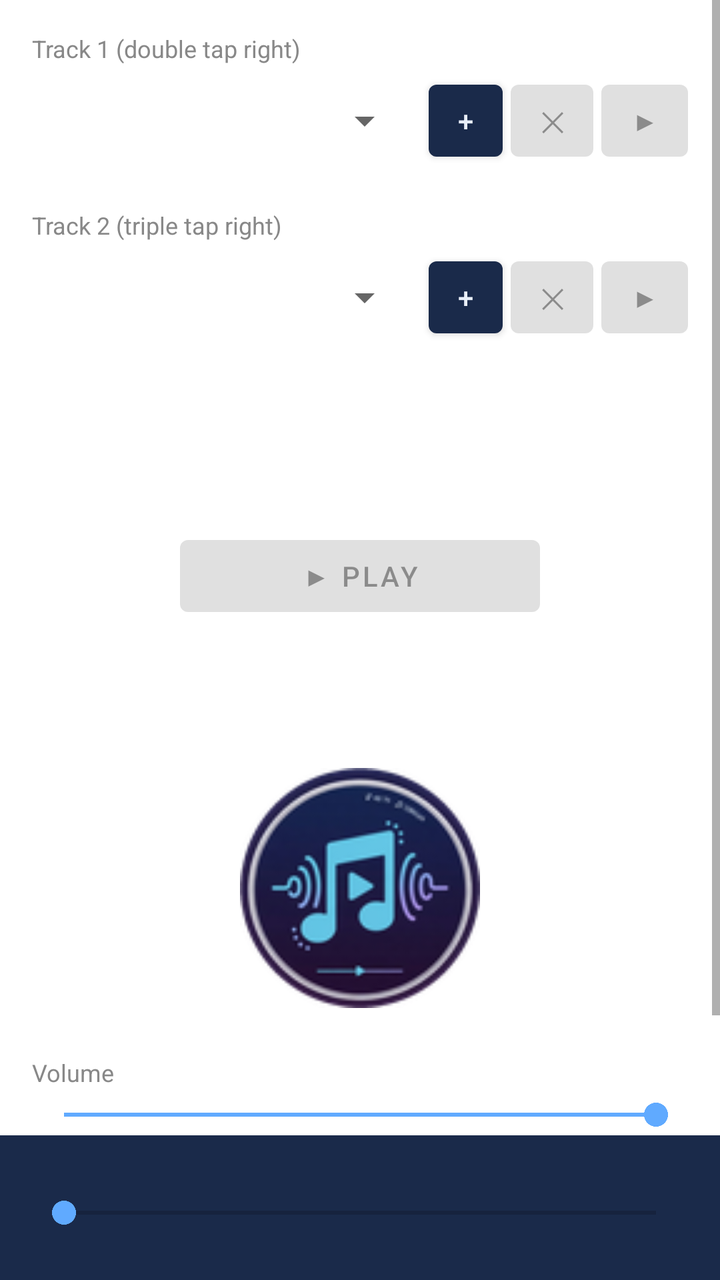
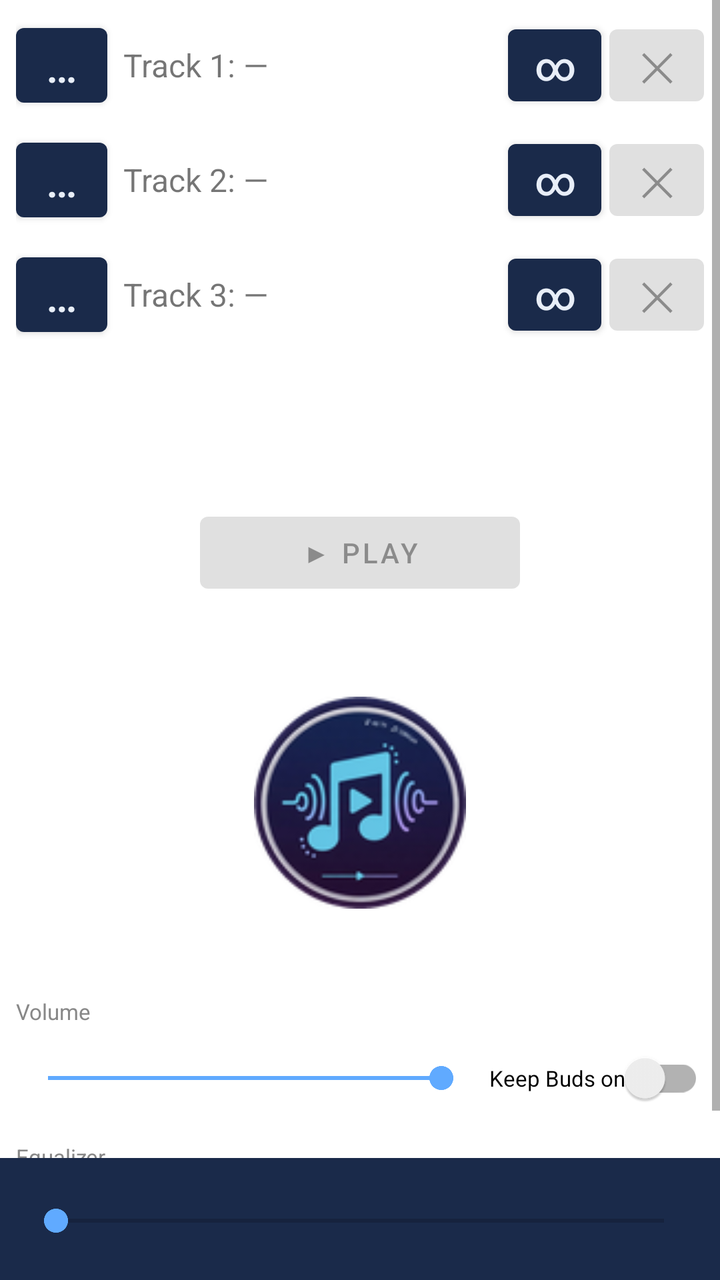

Compare the two renders of this Android layout. The source of the first and the diff that turns it into the second are given below.
<!-- AndroidManifest.xml: application theme Theme.AvrcpPlayer -->
<!-- res/layout/activity_main.xml -->
<?xml version="1.0" encoding="utf-8"?>
<RelativeLayout xmlns:android="http://schemas.android.com/apk/res/android"
    android:layout_width="match_parent"
    android:layout_height="match_parent">

    <ScrollView
        android:layout_width="match_parent"
        android:layout_height="match_parent"
        android:layout_above="@id/statusBar"
        android:fillViewport="true">

        <LinearLayout
            android:layout_width="match_parent"
            android:layout_height="wrap_content"
            android:orientation="vertical"
            android:padding="16dp">

            
            <TextView
                android:layout_width="match_parent"
                android:layout_height="wrap_content"
                android:text="@string/track1_hint"
                android:textSize="12sp"
                android:textColor="#888888"
                android:layout_marginBottom="4dp" />

            <LinearLayout
                android:layout_width="match_parent"
                android:layout_height="wrap_content"
                android:orientation="horizontal"
                android:gravity="center_vertical"
                android:layout_marginBottom="20dp">

                
                <Spinner
                    android:id="@+id/spinnerSlot0"
                    android:layout_width="0dp"
                    android:layout_height="wrap_content"
                    android:layout_weight="1"
                    android:layout_marginEnd="8dp" />

                
                <Button
                    android:id="@+id/btnAddTrack0"
                    android:layout_width="wrap_content"
                    android:layout_height="wrap_content"
                    android:text="+"
                    android:minWidth="0dp"
                    android:paddingHorizontal="14dp"
                    android:layout_marginEnd="4dp" />

                
                <Button
                    android:id="@+id/btnRemoveTrack0"
                    android:layout_width="wrap_content"
                    android:layout_height="wrap_content"
                    android:text="@string/btn_remove"
                    android:minWidth="0dp"
                    android:paddingHorizontal="14dp"
                    android:enabled="false"
                    android:layout_marginEnd="4dp" />

                
                <Button
                    android:id="@+id/btnPlay0"
                    android:layout_width="wrap_content"
                    android:layout_height="wrap_content"
                    android:text="@string/btn_play_short"
                    android:enabled="false"
                    android:minWidth="0dp"
                    android:paddingHorizontal="14dp" />
            </LinearLayout>

            
            <TextView
                android:layout_width="match_parent"
                android:layout_height="wrap_content"
                android:text="@string/track2_hint"
                android:textSize="12sp"
                android:textColor="#888888"
                android:layout_marginBottom="4dp" />

            <LinearLayout
                android:layout_width="match_parent"
                android:layout_height="wrap_content"
                android:orientation="horizontal"
                android:gravity="center_vertical"
                android:layout_marginBottom="32dp">

                <Spinner
                    android:id="@+id/spinnerSlot1"
                    android:layout_width="0dp"
                    android:layout_height="wrap_content"
                    android:layout_weight="1"
                    android:layout_marginEnd="8dp" />

                <Button
                    android:id="@+id/btnAddTrack1"
                    android:layout_width="wrap_content"
                    android:layout_height="wrap_content"
                    android:text="+"
                    android:minWidth="0dp"
                    android:paddingHorizontal="14dp"
                    android:layout_marginEnd="4dp" />

                <Button
                    android:id="@+id/btnRemoveTrack1"
                    android:layout_width="wrap_content"
                    android:layout_height="wrap_content"
                    android:text="@string/btn_remove"
                    android:minWidth="0dp"
                    android:paddingHorizontal="14dp"
                    android:enabled="false"
                    android:layout_marginEnd="4dp" />

                <Button
                    android:id="@+id/btnPlay1"
                    android:layout_width="wrap_content"
                    android:layout_height="wrap_content"
                    android:text="@string/btn_play_short"
                    android:enabled="false"
                    android:minWidth="0dp"
                    android:paddingHorizontal="14dp" />
            </LinearLayout>

            
            <TextView
                android:id="@+id/tvSlot"
                android:layout_width="match_parent"
                android:layout_height="wrap_content"
                android:text=""
                android:textSize="12sp"
                android:textColor="#888888"
                android:gravity="center" />

            <TextView
                android:id="@+id/tvNowPlaying"
                android:layout_width="match_parent"
                android:layout_height="wrap_content"
                android:text="@string/now_playing_none"
                android:textSize="20sp"
                android:gravity="center"
                android:layout_marginBottom="16dp" />

            <Button
                android:id="@+id/btnPlayPause"
                android:layout_width="180dp"
                android:layout_height="wrap_content"
                android:text="@string/btn_play"
                android:enabled="false"
                android:layout_gravity="center_horizontal"
                android:layout_marginBottom="32dp" />

            <ImageView
                android:id="@+id/imgLogo"
                android:layout_width="120dp"
                android:layout_height="120dp"
                android:src="@mipmap/ic_launcher"
                android:contentDescription="@string/app_name"
                android:layout_gravity="center_horizontal"
                android:layout_marginTop="40dp" />

            
            <TextView
                android:layout_width="match_parent"
                android:layout_height="wrap_content"
                android:text="@string/volume_label"
                android:textSize="12sp"
                android:textColor="#888888"
                android:layout_marginTop="24dp"
                android:layout_marginBottom="4dp" />

            <SeekBar
                android:id="@+id/volumeSlider"
                android:layout_width="match_parent"
                android:layout_height="wrap_content"
                android:max="100"
                android:progress="100"
                android:progressTint="#60aaff"
                android:thumbTint="#60aaff"
                android:layout_marginBottom="16dp" />

            
            <TextView
                android:layout_width="match_parent"
                android:layout_height="wrap_content"
                android:text="@string/settings_eq_label"
                android:textSize="12sp"
                android:textColor="#888888"
                android:layout_marginBottom="4dp" />

            <HorizontalScrollView
                android:layout_width="match_parent"
                android:layout_height="wrap_content"
                android:scrollbars="none"
                android:layout_marginBottom="16dp">

                <LinearLayout
                    android:id="@+id/eqContainer"
                    android:layout_width="wrap_content"
                    android:layout_height="wrap_content"
                    android:orientation="horizontal" />
            </HorizontalScrollView>

        </LinearLayout>
    </ScrollView>

    
    <LinearLayout
        android:id="@+id/statusBar"
        android:layout_width="match_parent"
        android:layout_height="wrap_content"
        android:layout_alignParentBottom="true"
        android:orientation="vertical"
        android:background="#1a2a4a"
        android:paddingHorizontal="16dp"
        android:paddingTop="8dp"
        android:paddingBottom="8dp">

        <TextView
            android:id="@+id/tvStatusTitle"
            android:layout_width="match_parent"
            android:layout_height="wrap_content"
            android:text="@string/now_playing_none"
            android:textColor="#ffffff"
            android:textSize="13sp"
            android:singleLine="true"
            android:ellipsize="end"
            android:layout_marginBottom="4dp" />

        <SeekBar
            android:id="@+id/seekBar"
            android:layout_width="match_parent"
            android:layout_height="wrap_content"
            android:enabled="false"
            android:progressTint="#60aaff"
            android:thumbTint="#60aaff"
            android:layout_marginBottom="2dp" />

        <LinearLayout
            android:layout_width="match_parent"
            android:layout_height="wrap_content"
            android:orientation="horizontal">

            <TextView
                android:id="@+id/tvPosition"
                android:layout_width="0dp"
                android:layout_height="wrap_content"
                android:layout_weight="1"
                android:text=""
                android:textColor="#aaccff"
                android:textSize="11sp" />

            <TextView
                android:id="@+id/tvRemaining"
                android:layout_width="0dp"
                android:layout_height="wrap_content"
                android:layout_weight="1"
                android:gravity="center"
                android:text=""
                android:textColor="#aaccff"
                android:textSize="11sp" />

            <TextView
                android:id="@+id/tvDuration"
                android:layout_width="0dp"
                android:layout_height="wrap_content"
                android:layout_weight="1"
                android:gravity="end"
                android:text=""
                android:textColor="#aaccff"
                android:textSize="11sp" />

        </LinearLayout>
    </LinearLayout>

</RelativeLayout>
<!-- resources referenced by this layout -->
<resources>
  <!-- mipmap ic_launcher: png bitmap (mipmap-hdpi, 5773 bytes) -->
  <string name="app_name">BudsPlay</string>
  <string name="btn_play">▶  Play</string>
  <string name="btn_play_short">▶</string>
  <string name="btn_remove">✕</string>
  <string name="now_playing_none" />
  <string name="settings_eq_label">Equalizer</string>
  <string name="track1_hint">Track 1  (double tap right)</string>
  <string name="track2_hint">Track 2  (triple tap right)</string>
  <string name="volume_label">Volume</string>
  <style name="Theme.AvrcpPlayer" parent="Theme.MaterialComponents.DayNight.DarkActionBar">
          <item name="colorPrimary">#1a2a4a</item>
          <item name="colorPrimaryVariant">#2a4a7a</item>
          <item name="colorOnPrimary">#e8eef8</item>
      </style>
</resources>

<!-- the commit's change to res/layout/activity_main.xml (unified diff, before → after) -->
@@ -13,114 +13,147 @@
             android:layout_width="match_parent"
             android:layout_height="wrap_content"
             android:orientation="vertical"
-            android:padding="16dp">
-
-            
-            <TextView
-                android:layout_width="match_parent"
-                android:layout_height="wrap_content"
-                android:text="@string/track1_hint"
-                android:textSize="12sp"
-                android:textColor="#888888"
-                android:layout_marginBottom="4dp" />
-
+            android:padding="8dp">
+
+            
             <LinearLayout
                 android:layout_width="match_parent"
                 android:layout_height="wrap_content"
                 android:orientation="horizontal"
                 android:gravity="center_vertical"
-                android:layout_marginBottom="20dp">
-
-                
-                <Spinner
-                    android:id="@+id/spinnerSlot0"
+                android:layout_marginBottom="8dp">
+
+                <Button
+                    android:id="@+id/btnAddTrack0"
+                    android:layout_width="wrap_content"
+                    android:layout_height="wrap_content"
+                    android:text="…"
+                    android:textSize="22sp"
+                    android:minWidth="0dp"
+                    android:paddingHorizontal="14dp"
+                    android:layout_marginEnd="8dp" />
+
+                <TextView
+                    android:id="@+id/tvTrack0"
                     android:layout_width="0dp"
                     android:layout_height="wrap_content"
                     android:layout_weight="1"
-                    android:layout_marginEnd="8dp" />
-
-                
-                <Button
-                    android:id="@+id/btnAddTrack0"
-                    android:layout_width="wrap_content"
-                    android:layout_height="wrap_content"
-                    android:text="+"
-                    android:minWidth="0dp"
-                    android:paddingHorizontal="14dp"
+                    android:text="Track 1: —"
+                    android:textSize="16sp" />
+
+                <Button
+                    android:id="@+id/btnRepeat0"
+                    android:layout_width="wrap_content"
+                    android:layout_height="wrap_content"
+                    android:text="∞"
+                    android:textSize="20sp"
+                    android:minWidth="0dp"
+                    android:paddingHorizontal="12dp"
                     android:layout_marginEnd="4dp" />
 
-                
                 <Button
                     android:id="@+id/btnRemoveTrack0"
                     android:layout_width="wrap_content"
                     android:layout_height="wrap_content"
                     android:text="@string/btn_remove"
-                    android:minWidth="0dp"
-                    android:paddingHorizontal="14dp"
-                    android:enabled="false"
-                    android:layout_marginEnd="4dp" />
-
-                
-                <Button
-                    android:id="@+id/btnPlay0"
-                    android:layout_width="wrap_content"
-                    android:layout_height="wrap_content"
-                    android:text="@string/btn_play_short"
-                    android:enabled="false"
-                    android:minWidth="0dp"
-                    android:paddingHorizontal="14dp" />
+                    android:textSize="20sp"
+                    android:minWidth="0dp"
+                    android:paddingHorizontal="14dp"
+                    android:enabled="false" />
             </LinearLayout>
 
             
-            <TextView
-                android:layout_width="match_parent"
-                android:layout_height="wrap_content"
-                android:text="@string/track2_hint"
-                android:textSize="12sp"
-                android:textColor="#888888"
-                android:layout_marginBottom="4dp" />
-
             <LinearLayout
                 android:layout_width="match_parent"
                 android:layout_height="wrap_content"
                 android:orientation="horizontal"
                 android:gravity="center_vertical"
-                android:layout_marginBottom="32dp">
-
-                <Spinner
-                    android:id="@+id/spinnerSlot1"
+                android:layout_marginBottom="8dp">
+
+                <Button
+                    android:id="@+id/btnAddTrack1"
+                    android:layout_width="wrap_content"
+                    android:layout_height="wrap_content"
+                    android:text="…"
+                    android:textSize="22sp"
+                    android:minWidth="0dp"
+                    android:paddingHorizontal="14dp"
+                    android:layout_marginEnd="8dp" />
+
+                <TextView
+                    android:id="@+id/tvTrack1"
                     android:layout_width="0dp"
                     android:layout_height="wrap_content"
                     android:layout_weight="1"
+                    android:text="Track 2: —"
+                    android:textSize="16sp" />
+
+                <Button
+                    android:id="@+id/btnRepeat1"
+                    android:layout_width="wrap_content"
+                    android:layout_height="wrap_content"
+                    android:text="∞"
+                    android:textSize="20sp"
+                    android:minWidth="0dp"
+                    android:paddingHorizontal="12dp"
+                    android:layout_marginEnd="4dp" />
+
+                <Button
+                    android:id="@+id/btnRemoveTrack1"
+                    android:layout_width="wrap_content"
+                    android:layout_height="wrap_content"
+                    android:text="@string/btn_remove"
+                    android:textSize="20sp"
+                    android:minWidth="0dp"
+                    android:paddingHorizontal="14dp"
+                    android:enabled="false" />
+            </LinearLayout>
+
+            
+            <LinearLayout
+                android:layout_width="match_parent"
+                android:layout_height="wrap_content"
+                android:orientation="horizontal"
+                android:gravity="center_vertical"
+                android:layout_marginBottom="36dp">
+
+                <Button
+                    android:id="@+id/btnAddTrack2"
+                    android:layout_width="wrap_content"
+                    android:layout_height="wrap_content"
+                    android:text="…"
+                    android:textSize="22sp"
+                    android:minWidth="0dp"
+                    android:paddingHorizontal="14dp"
                     android:layout_marginEnd="8dp" />
 
-                <Button
-                    android:id="@+id/btnAddTrack1"
-                    android:layout_width="wrap_content"
-                    android:layout_height="wrap_content"
-                    android:text="+"
-                    android:minWidth="0dp"
-                    android:paddingHorizontal="14dp"
+                <TextView
+                    android:id="@+id/tvTrack2"
+                    android:layout_width="0dp"
+                    android:layout_height="wrap_content"
+                    android:layout_weight="1"
+                    android:text="Track 3: —"
+                    android:textSize="16sp" />
+
+                <Button
+                    android:id="@+id/btnRepeat2"
+                    android:layout_width="wrap_content"
+                    android:layout_height="wrap_content"
+                    android:text="∞"
+                    android:textSize="20sp"
+                    android:minWidth="0dp"
+                    android:paddingHorizontal="12dp"
                     android:layout_marginEnd="4dp" />
 
                 <Button
-                    android:id="@+id/btnRemoveTrack1"
+                    android:id="@+id/btnRemoveTrack2"
                     android:layout_width="wrap_content"
                     android:layout_height="wrap_content"
                     android:text="@string/btn_remove"
-                    android:minWidth="0dp"
-                    android:paddingHorizontal="14dp"
-                    android:enabled="false"
-                    android:layout_marginEnd="4dp" />
-
-                <Button
-                    android:id="@+id/btnPlay1"
-                    android:layout_width="wrap_content"
-                    android:layout_height="wrap_content"
-                    android:text="@string/btn_play_short"
-                    android:enabled="false"
-                    android:minWidth="0dp"
-                    android:paddingHorizontal="14dp" />
+                    android:textSize="20sp"
+                    android:minWidth="0dp"
+                    android:paddingHorizontal="14dp"
+                    android:enabled="false" />
             </LinearLayout>
 
             
@@ -129,7 +162,7 @@
                 android:layout_width="match_parent"
                 android:layout_height="wrap_content"
                 android:text=""
-                android:textSize="12sp"
+                android:textSize="11sp"
                 android:textColor="#888888"
                 android:gravity="center" />
 
@@ -138,62 +171,79 @@
                 android:layout_width="match_parent"
                 android:layout_height="wrap_content"
                 android:text="@string/now_playing_none"
-                android:textSize="20sp"
+                android:textSize="16sp"
                 android:gravity="center"
-                android:layout_marginBottom="16dp" />
+                android:layout_marginBottom="8dp" />
 
             <Button
                 android:id="@+id/btnPlayPause"
-                android:layout_width="180dp"
+                android:layout_width="160dp"
                 android:layout_height="wrap_content"
                 android:text="@string/btn_play"
                 android:enabled="false"
                 android:layout_gravity="center_horizontal"
-                android:layout_marginBottom="32dp" />
+                android:layout_marginBottom="12dp" />
 
             <ImageView
                 android:id="@+id/imgLogo"
-                android:layout_width="120dp"
-                android:layout_height="120dp"
+                android:layout_width="106dp"
+                android:layout_height="106dp"
                 android:src="@mipmap/ic_launcher"
                 android:contentDescription="@string/app_name"
                 android:layout_gravity="center_horizontal"
-                android:layout_marginTop="40dp" />
+                android:layout_marginTop="36dp"
+                android:layout_marginBottom="36dp" />
 
             
             <TextView
                 android:layout_width="match_parent"
                 android:layout_height="wrap_content"
                 android:text="@string/volume_label"
-                android:textSize="12sp"
+                android:textSize="11sp"
                 android:textColor="#888888"
-                android:layout_marginTop="24dp"
-                android:layout_marginBottom="4dp" />
-
-            <SeekBar
-                android:id="@+id/volumeSlider"
-                android:layout_width="match_parent"
-                android:layout_height="wrap_content"
-                android:max="100"
-                android:progress="100"
-                android:progressTint="#60aaff"
-                android:thumbTint="#60aaff"
-                android:layout_marginBottom="16dp" />
+                android:layout_marginTop="8dp"
+                android:layout_marginBottom="2dp" />
+
+            <LinearLayout
+                android:layout_width="match_parent"
+                android:layout_height="wrap_content"
+                android:orientation="horizontal"
+                android:gravity="center_vertical"
+                android:layout_marginBottom="8dp">
+
+                <SeekBar
+                    android:id="@+id/volumeSlider"
+                    android:layout_width="0dp"
+                    android:layout_height="wrap_content"
+                    android:layout_weight="1"
+                    android:max="100"
+                    android:progress="100"
+                    android:progressTint="#60aaff"
+                    android:thumbTint="#60aaff" />
+
+                <androidx.appcompat.widget.SwitchCompat
+                    android:id="@+id/switchKeepAlive"
+                    android:layout_width="wrap_content"
+                    android:layout_height="wrap_content"
+                    android:text="@string/keep_buds_on"
+                    android:textSize="11sp"
+                    android:layout_marginStart="8dp" />
+            </LinearLayout>
 
             
             <TextView
                 android:layout_width="match_parent"
                 android:layout_height="wrap_content"
                 android:text="@string/settings_eq_label"
-                android:textSize="12sp"
+                android:textSize="11sp"
                 android:textColor="#888888"
-                android:layout_marginBottom="4dp" />
+                android:layout_marginBottom="2dp" />
 
             <HorizontalScrollView
                 android:layout_width="match_parent"
                 android:layout_height="wrap_content"
                 android:scrollbars="none"
-                android:layout_marginBottom="16dp">
+                android:layout_marginBottom="8dp">
 
                 <LinearLayout
                     android:id="@+id/eqContainer"
@@ -213,9 +263,9 @@
         android:layout_alignParentBottom="true"
         android:orientation="vertical"
         android:background="#1a2a4a"
-        android:paddingHorizontal="16dp"
-        android:paddingTop="8dp"
-        android:paddingBottom="8dp">
+        android:paddingHorizontal="12dp"
+        android:paddingTop="4dp"
+        android:paddingBottom="4dp">
 
         <TextView
             android:id="@+id/tvStatusTitle"
@@ -223,10 +273,10 @@
             android:layout_height="wrap_content"
             android:text="@string/now_playing_none"
             android:textColor="#ffffff"
-            android:textSize="13sp"
+            android:textSize="12sp"
             android:singleLine="true"
             android:ellipsize="end"
-            android:layout_marginBottom="4dp" />
+            android:layout_marginBottom="2dp" />
 
         <SeekBar
             android:id="@+id/seekBar"
<!-- resource entries referenced after the edit -->
@@ -3,12 +3,10 @@
   <!-- mipmap ic_launcher: png bitmap (mipmap-hdpi, 5773 bytes) -->
   <string name="app_name">BudsPlay</string>
   <string name="btn_play">▶  Play</string>
-  <string name="btn_play_short">▶</string>
   <string name="btn_remove">✕</string>
+  <string name="keep_buds_on">Keep Buds on</string>
   <string name="now_playing_none" />
   <string name="settings_eq_label">Equalizer</string>
-  <string name="track1_hint">Track 1  (double tap right)</string>
-  <string name="track2_hint">Track 2  (triple tap right)</string>
   <string name="volume_label">Volume</string>
   <style name="Theme.AvrcpPlayer" parent="Theme.MaterialComponents.DayNight.DarkActionBar">
           <item name="colorPrimary">#1a2a4a</item>
